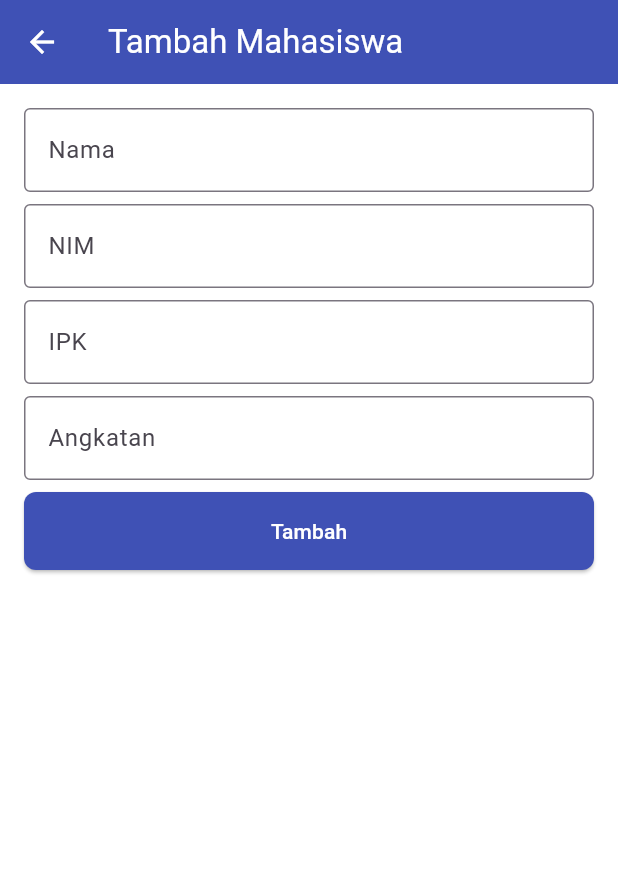
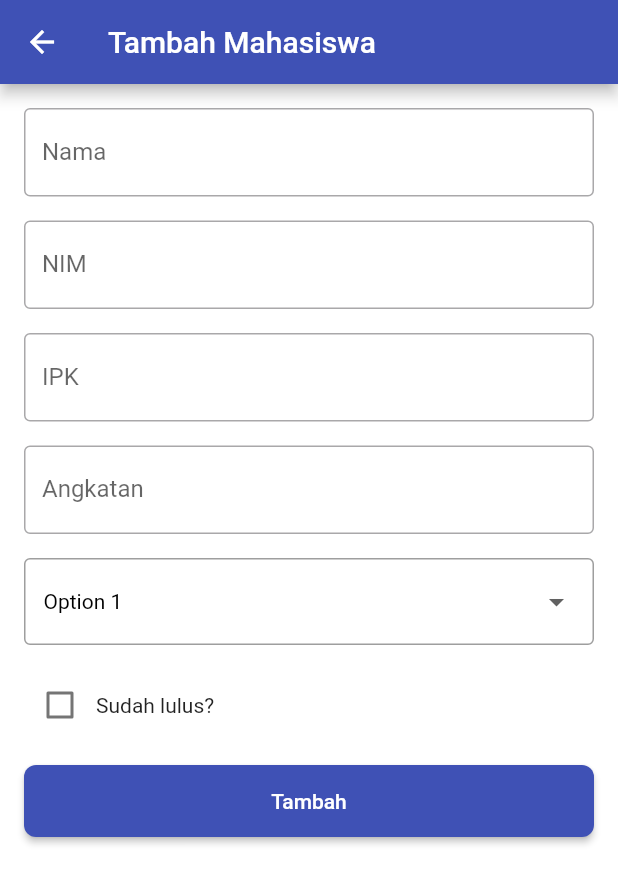
Before and after one commit to ilhmwisnu/it_dev_2026_source_code, a Flutter app: the screen it shows after launch, after a tap on the "add" icon, on a phone screen of 412 x 824 dp. Shown: the top 884 px of the screen. Run offline on Flutter 3.47's test engine with Material 3 defaults, Android fonts, the phone set to English and light mode, and no system bars.

Commit message:
praktikum 2 part 1

```diff
--- a/day_two_interactive_app/lib/add_mahasiswa_page.dart
+++ b/day_two_interactive_app/lib/add_mahasiswa_page.dart
@@ -13,7 +13,11 @@ class _AddMahasiswaPageState extends State<AddMahasiswaPage> {
   final TextEditingController ipkController = TextEditingController();
   final TextEditingController angkatanController = TextEditingController();
 
-  String errorMessage = "";
+  bool isLulus = false;
+
+  int dropdown = 1;
+
+  GlobalKey<FormState> formKey = GlobalKey();
 
   @override
   void dispose() {
@@ -35,88 +39,128 @@ class _AddMahasiswaPageState extends State<AddMahasiswaPage> {
       ),
       body: Padding(
         padding: const EdgeInsets.all(16.0),
+        child: Form(
+          key: formKey,
           child: Column(
-          spacing: 8,
+            spacing: 16,
             children: [
-            TextField(
+              TextFormField(
                 controller: nameController,
+                validator: (value) {
+                  if (value == null || value.isEmpty) {
+                    return "Nama tidak boleh kosong";
+                  }
+
+                  return null;
+                },
                 decoration: InputDecoration(
                   border: OutlineInputBorder(),
                   labelText: "Nama",
                 ),
               ),
-            TextField(
+              TextFormField(
                 controller: nimController,
-              onChanged: (value) {
-                setState(() {
-                  errorMessage = "";
-                });
+                validator: (value) {
+                  if (value == null || value.isEmpty) {
+                    return "NIM tidak boleh kosong";
+                  }
 
                   if (value.length != 12) {
-                  setState(() {
-                    errorMessage = "NIM harus 12 digit";
-                  });
+                    return "NIM harus 12 digit";
                   }
+
+                  return null;
                 },
-              keyboardType: TextInputType.number,
                 decoration: InputDecoration(
                   border: OutlineInputBorder(),
                   labelText: "NIM",
                 ),
               ),
-            TextField(
+              TextFormField(
                 controller: ipkController,
+                validator: (value) {
+                  if (value == null || value.isEmpty) {
+                    return "IPK tidak boleh kosong";
+                  }
+
+                  double? ipk = double.tryParse(value);
+
+                  if (ipk == null) {
+                    return "IPK harus angka";
+                  }
+
+                  return null;
+                },
                 decoration: InputDecoration(
                   border: OutlineInputBorder(),
                   labelText: "IPK",
                 ),
               ),
-            TextField(
+              TextFormField(
                 controller: angkatanController,
+                validator: (value) {
+                  if (value == null || value.isEmpty) {
+                    return "Nama tidak boleh kosong";
+                  }
+
+                  return null;
+                },
                 decoration: InputDecoration(
                   border: OutlineInputBorder(),
                   labelText: "Angkatan",
                 ),
               ),
+              Container(
+                decoration: BoxDecoration(
+                  border: Border.all(color: Colors.grey),
+                  borderRadius: BorderRadius.circular(4),
+                ),
+                child: DropdownButtonHideUnderline(
+                  child: DropdownButton(
+                    padding: EdgeInsets.symmetric(horizontal: 12, vertical: 4),
+                    style: TextStyle(color: Colors.black),
+                    isExpanded: true,
+                    value: dropdown,
+                    items: [
+                      DropdownMenuItem(value: 1, child: Text("Option 1")),
+                      DropdownMenuItem(value: 2, child: Text("Option 2")),
+                    ],
+                    onChanged: (value) {
+                      setState(() {
+                        dropdown = value!;
+                      });
+                    },
+                  ),
+                ),
+              ),
+
+              Row(
+                children: [
+                  Checkbox(
+                    value: isLulus,
+                    onChanged: (value) {
+                      setState(() {
+                        isLulus = value!;
+                      });
+                    },
+                  ),
+                  Text("Sudah lulus?"),
+                ],
+              ),
+
               Row(
                 children: [
                   Expanded(
                     child: ElevatedButton(
                       onPressed: () {
-                      setState(() {
-                        errorMessage = '';
-                      });
-
-                      if (nameController.text.isEmpty) {
-                        setState(() {
-                          errorMessage = "Nama tidak boleh kosong";
-                        });
-
-                        return;
-                      }
-
-                      if (nameController.text.length < 5) {
-                        setState(() {
-                          errorMessage = "Nama minimal 5 huruf";
-                        });
-
-                        return;
-                      }
-
-                      if (double.tryParse(ipkController.text) == null) {
-                        setState(() {
-                          errorMessage = "IPK harus angka";
-                        });
-
-                        return;
-                      }
-
+                        if (formKey.currentState!.validate()) {
                           Navigator.pop(context, {
                             "name": nameController.text,
                             "nim": nimController.text,
                             "ipk": double.tryParse(ipkController.text),
                             "angkatan": angkatanController.text,
                           });
+                        }
                       },
                       style: ElevatedButton.styleFrom(
                         backgroundColor: Colors.indigo,
@@ -131,8 +175,8 @@ class _AddMahasiswaPageState extends State<AddMahasiswaPage> {
                   ),
                 ],
               ),
-            Text(errorMessage),
             ],
+          ),
         ),
       ),
     );
--- /dev/null
+++ b/day_two_interactive_app/lib/dashboard_page.dart
@@ -0,0 +1,36 @@
+import 'package:day_one_flutter_basic/home_page.dart';
+import 'package:day_one_flutter_basic/profile_page.dart';
+import 'package:flutter/material.dart';
+
+class Dashboard extends StatefulWidget {
+  const Dashboard({super.key});
+
+  @override
+  State<Dashboard> createState() => _DashboardState();
+}
+
+class _DashboardState extends State<Dashboard> {
+  int pageIndex = 0;
+
+  @override
+  Widget build(BuildContext context) {
+    return Scaffold(
+      body: IndexedStack(
+        index: pageIndex,
+        children: [HomePage(), ProfilePage()],
+      ),
+      bottomNavigationBar: NavigationBar(
+        onDestinationSelected: (value) {
+          setState(() {
+            pageIndex = value;
+          });
+        },
+        selectedIndex: pageIndex,
+        destinations: [
+          NavigationDestination(icon: Icon(Icons.home), label: "home"),
+          NavigationDestination(icon: Icon(Icons.person), label: "profile"),
+        ],
+      ),
+    );
+  }
+}
--- a/day_two_interactive_app/lib/home_page.dart
+++ b/day_two_interactive_app/lib/home_page.dart
@@ -1,4 +1,3 @@
-import 'package:day_one_flutter_basic/data.dart';
 import 'package:day_one_flutter_basic/tile_mahasiswa_widget.dart';
 import 'package:flutter/material.dart';
 
@@ -12,24 +11,52 @@ class HomePage extends StatefulWidget {
 class _HomePageState extends State<HomePage> {
   List<Map<String, dynamic>> data = [];
   bool isLoading = false;
+  String? errorMessage = null;
 
   void loadData() async {
+    try {
       setState(() {
         isLoading = true;
+        errorMessage = null;
       });
 
       await Future.delayed(Duration(seconds: 5));
 
       setState(() {
         isLoading = false;
-      data = dataMahasiswa;
+        data = [];
       });
+    } catch (e) {
+      setState(() {
+        isLoading = false;
+        errorMessage = e.toString();
+      });
+      showError(e.toString());
+    }
   }
 
   @override
   void initState() {
     super.initState();
     loadData();
+  }
+
+  void showSuccess(String message) {
+    ScaffoldMessenger.of(context).showSnackBar(
+      SnackBar(
+        content: Text(message, style: TextStyle(color: Colors.white)),
+        backgroundColor: Colors.green,
+      ),
+    );
+  }
+
+  void showError(String message) {
+    ScaffoldMessenger.of(context).showSnackBar(
+      SnackBar(
+        content: Text(message, style: TextStyle(color: Colors.white)),
+        backgroundColor: Colors.red,
+      ),
+    );
   }
 
   @override
@@ -55,13 +82,27 @@ class _HomePageState extends State<HomePage> {
             setState(() {
               data.add(result);
             });
+
+            showSuccess("Data berhasil ditambahkan");
           }
         },
         child: Icon(Icons.add),
       ),
-      body: isLoading
-          ? Center(child: CircularProgressIndicator())
-          : ListView.builder(
+      body: Builder(
+        builder: (context) {
+          if (isLoading) {
+            return Center(child: CircularProgressIndicator());
+          }
+
+          if (errorMessage != null) {
+            return Center(child: Text(errorMessage!));
+          }
+
+          if (data.isEmpty) {
+            return Center(child: Text("Data kosong"));
+          }
+
+          return ListView.builder(
             itemCount: data.length,
             itemBuilder: (context, index) => GestureDetector(
               onTap: () {
@@ -77,6 +118,8 @@ class _HomePageState extends State<HomePage> {
                 ipk: data[index]["ipk"],
               ),
             ),
+          );
+        },
       ),
     );
   }
--- a/day_two_interactive_app/lib/main.dart
+++ b/day_two_interactive_app/lib/main.dart
@@ -1,4 +1,5 @@
 import 'package:day_one_flutter_basic/add_mahasiswa_page.dart';
+import 'package:day_one_flutter_basic/dashboard_page.dart';
 import 'package:day_one_flutter_basic/detail_mahasiswa_page.dart';
 import 'package:day_one_flutter_basic/home_page.dart';
 import 'package:flutter/material.dart';
@@ -15,10 +16,13 @@ class MyApp extends StatelessWidget {
     return MaterialApp(
       debugShowCheckedModeBanner: false,
       title: 'Flutter Demo',
-      theme: ThemeData(colorScheme: .fromSeed(seedColor: Colors.deepPurple)),
+      theme: ThemeData(
+        colorScheme: .fromSeed(seedColor: Colors.deepPurple),
+        useMaterial3: false,
+      ),
       initialRoute: '/',
       routes: {
-        "/": (context) => HomePage(),
+        "/": (context) => Dashboard(),
         "/detail-page": (context) => DetailMahasiswaPage(),
         "/add-mahasiswa": (context) => AddMahasiswaPage(),
       },
--- /dev/null
+++ b/day_two_interactive_app/lib/profile_page.dart
@@ -0,0 +1,66 @@
+import 'package:flutter/material.dart';
+
+class ProfilePage extends StatelessWidget {
+  const ProfilePage({super.key});
+
+  @override
+  Widget build(BuildContext context) {
+    return Scaffold(
+      body: Center(
+        child: Column(
+          mainAxisAlignment: MainAxisAlignment.center,
+          children: [
+            ElevatedButton(
+              onPressed: () {
+                ScaffoldMessenger.of(context).showSnackBar(
+                  SnackBar(
+                    content: Text("Ini Snack Bar"),
+                    duration: Duration(seconds: 1),
+                  ),
+                );
+              },
+              child: Text("SnackBar"),
+            ),
+            ElevatedButton(
+              onPressed: () {
+                showDialog(
+                  context: context,
+                  builder: (context) {
+                    return Dialog(
+                      child: ElevatedButton(
+                        onPressed: () {
+                          Navigator.pop(context);
+                        },
+                        child: Text("Close"),
+                      ),
+                    );
+                  },
+                );
+              },
+              child: Text("Dialog"),
+            ),
+            ElevatedButton(
+              onPressed: () {
+                showBottomSheet(
+                  context: context,
+                  builder: (context) {
+                    return BottomSheet(
+                      onClosing: () {},
+                      builder: (context) {
+                        return Container(
+                          width: .infinity,
+                          child: Column(children: [Text("Ini Bottom Sheet")]),
+                        );
+                      },
+                    );
+                  },
+                );
+              },
+              child: Text("Bottom Sheet"),
+            ),
+          ],
+        ),
+      ),
+    );
+  }
+}
```
Lines whose indentation alone changed are shown as unchanged.
